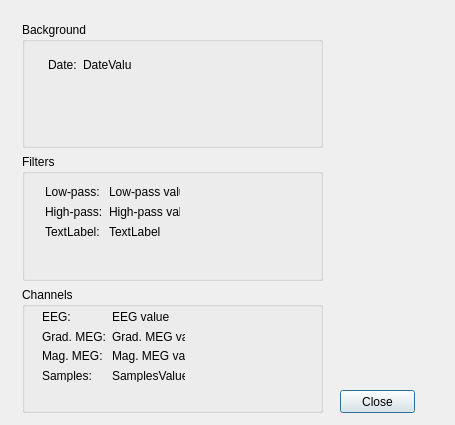
cibr-jyu/meggie, file UI/qt4Designer/infoDialog.ui: the form before one commit.
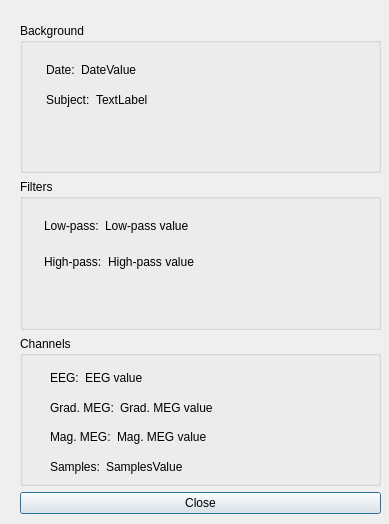
The form after the commit.

```diff
--- a/UI/qt4Designer/infoDialog.ui
+++ b/UI/qt4Designer/infoDialog.ui
@@ -6,8 +6,8 @@
    <rect>
     <x>0</x>
     <y>0</y>
-    <width>455</width>
-    <height>425</height>
+    <width>389</width>
+    <height>524</height>
    </rect>
   </property>
   <property name="sizePolicy">
@@ -19,28 +19,17 @@
   <property name="windowTitle">
    <string>Measurement info</string>
   </property>
-  <widget class="QPushButton" name="ButtonClose">
-   <property name="geometry">
-    <rect>
-     <x>340</x>
-     <y>390</y>
-     <width>75</width>
-     <height>23</height>
-    </rect>
-   </property>
-   <property name="text">
-    <string>Close</string>
-   </property>
-  </widget>
   <widget class="QWidget" name="">
    <property name="geometry">
     <rect>
-     <x>22</x>
-     <y>22</y>
-     <width>301</width>
-     <height>391</height>
+     <x>20</x>
+     <y>23</y>
+     <width>361</width>
+     <height>491</height>
     </rect>
    </property>
+   <layout class="QVBoxLayout" name="verticalLayout_5">
+    <item>
    <layout class="QVBoxLayout" name="verticalLayout">
     <item>
      <widget class="QGroupBox" name="metaBox">
@@ -52,10 +41,12 @@
         <rect>
          <x>26</x>
          <y>35</y>
-         <width>83</width>
-         <height>15</height>
-        </rect>
-       </property>
+           <width>271</width>
+           <height>54</height>
+          </rect>
+         </property>
+         <layout class="QVBoxLayout" name="verticalLayout_2">
+          <item>
        <layout class="QGridLayout" name="gridLayout_3">
         <item row="0" column="0">
          <widget class="QLabel" name="labelDate">
@@ -66,13 +57,48 @@
         </item>
         <item row="0" column="1">
          <widget class="QLabel" name="labelDateValue">
+              <property name="sizePolicy">
+               <sizepolicy hsizetype="Expanding" vsizetype="Preferred">
+                <horstretch>0</horstretch>
+                <verstretch>0</verstretch>
+               </sizepolicy>
+              </property>
           <property name="text">
            <string>DateValue</string>
           </property>
          </widget>
         </item>
        </layout>
-      </widget>
+          </item>
+          <item>
+           <layout class="QHBoxLayout" name="horizontalLayout">
+            <item>
+             <widget class="QLabel" name="labelSubject">
+              <property name="text">
+               <string>Subject:</string>
+              </property>
+             </widget>
+            </item>
+            <item>
+             <widget class="QLabel" name="labelSubjectValue">
+              <property name="sizePolicy">
+               <sizepolicy hsizetype="Expanding" vsizetype="Preferred">
+                <horstretch>0</horstretch>
+                <verstretch>0</verstretch>
+               </sizepolicy>
+              </property>
+              <property name="text">
+               <string>TextLabel</string>
+              </property>
+             </widget>
+            </item>
+           </layout>
+          </item>
+         </layout>
+        </widget>
+        <zorder>layoutWidget</zorder>
+        <zorder></zorder>
+        <zorder>filtersBox</zorder>
      </widget>
     </item>
     <item>
@@ -83,14 +109,16 @@
       <widget class="QWidget" name="">
        <property name="geometry">
         <rect>
-         <x>23</x>
-         <y>31</y>
-         <width>135</width>
-         <height>53</height>
-        </rect>
-       </property>
-       <layout class="QGridLayout" name="gridLayout_2">
-        <item row="0" column="0">
+           <x>24</x>
+           <y>32</y>
+           <width>272</width>
+           <height>65</height>
+          </rect>
+         </property>
+         <layout class="QVBoxLayout" name="verticalLayout_3">
+          <item>
+           <layout class="QHBoxLayout" name="horizontalLayout_3">
+            <item>
          <widget class="QLabel" name="labelLow">
           <property name="lineWidth">
            <number>1</number>
@@ -103,50 +131,47 @@
           </property>
          </widget>
         </item>
-        <item row="0" column="1">
+            <item>
          <widget class="QLabel" name="labelLowValue">
+              <property name="sizePolicy">
+               <sizepolicy hsizetype="Expanding" vsizetype="Preferred">
+                <horstretch>0</horstretch>
+                <verstretch>0</verstretch>
+               </sizepolicy>
+              </property>
           <property name="text">
            <string>Low-pass value</string>
           </property>
          </widget>
         </item>
-        <item row="1" column="0">
+           </layout>
+          </item>
+          <item>
+           <layout class="QHBoxLayout" name="horizontalLayout_2">
+            <item>
          <widget class="QLabel" name="labelHigh">
           <property name="text">
            <string>High-pass:</string>
           </property>
          </widget>
         </item>
-        <item row="1" column="1">
+            <item>
          <widget class="QLabel" name="labelHighValue">
+              <property name="sizePolicy">
+               <sizepolicy hsizetype="Expanding" vsizetype="Preferred">
+                <horstretch>0</horstretch>
+                <verstretch>0</verstretch>
+               </sizepolicy>
+              </property>
           <property name="text">
            <string>High-pass value</string>
           </property>
          </widget>
         </item>
-        <item row="2" column="0">
-         <widget class="QLabel" name="labelSfreq">
-          <property name="text">
-           <string>TextLabel:</string>
-          </property>
-         </widget>
-        </item>
-        <item row="2" column="1">
-         <widget class="QLabel" name="label_5">
-          <property name="text">
-           <string>TextLabel</string>
-          </property>
-         </widget>
-        </item>
-       </layout>
-      </widget>
-      <zorder>labelLow</zorder>
-      <zorder>labelHigh</zorder>
-      <zorder>labelSfreq</zorder>
-      <zorder>channelsBox</zorder>
-      <zorder>labelLowValue</zorder>
-      <zorder>labelHighValue</zorder>
-      <zorder>label_5</zorder>
+           </layout>
+          </item>
+         </layout>
+        </widget>
      </widget>
     </item>
     <item>
@@ -157,99 +182,125 @@
       <widget class="QWidget" name="">
        <property name="geometry">
         <rect>
-         <x>20</x>
-         <y>23</y>
-         <width>143</width>
-         <height>72</height>
-        </rect>
-       </property>
-       <layout class="QGridLayout" name="gridLayout">
-        <item row="0" column="0">
+           <x>30</x>
+           <y>30</y>
+           <width>261</width>
+           <height>112</height>
+          </rect>
+         </property>
+         <layout class="QVBoxLayout" name="verticalLayout_4">
+          <item>
+           <layout class="QHBoxLayout" name="horizontalLayout_4">
+            <item>
          <widget class="QLabel" name="labelEEG">
           <property name="text">
            <string>EEG:</string>
           </property>
          </widget>
         </item>
-        <item row="0" column="1">
+            <item>
          <widget class="QLabel" name="labelEEGValue">
+              <property name="sizePolicy">
+               <sizepolicy hsizetype="Expanding" vsizetype="Preferred">
+                <horstretch>0</horstretch>
+                <verstretch>0</verstretch>
+               </sizepolicy>
+              </property>
           <property name="text">
            <string>EEG value</string>
           </property>
          </widget>
         </item>
-        <item row="1" column="0">
+           </layout>
+          </item>
+          <item>
+           <layout class="QHBoxLayout" name="horizontalLayout_5">
+            <item>
          <widget class="QLabel" name="labelGradMEG">
           <property name="text">
            <string>Grad. MEG:</string>
           </property>
          </widget>
         </item>
-        <item row="1" column="1">
+            <item>
          <widget class="QLabel" name="labelGradMEGValue">
+              <property name="sizePolicy">
+               <sizepolicy hsizetype="Expanding" vsizetype="Preferred">
+                <horstretch>0</horstretch>
+                <verstretch>0</verstretch>
+               </sizepolicy>
+              </property>
           <property name="text">
            <string>Grad. MEG value</string>
           </property>
          </widget>
         </item>
-        <item row="2" column="0">
+           </layout>
+          </item>
+          <item>
+           <layout class="QHBoxLayout" name="horizontalLayout_6">
+            <item>
          <widget class="QLabel" name="labelMagMEG">
           <property name="text">
            <string>Mag. MEG:</string>
           </property>
          </widget>
         </item>
-        <item row="2" column="1">
+            <item>
          <widget class="QLabel" name="labelMagMEGValue">
+              <property name="sizePolicy">
+               <sizepolicy hsizetype="Expanding" vsizetype="Preferred">
+                <horstretch>0</horstretch>
+                <verstretch>0</verstretch>
+               </sizepolicy>
+              </property>
           <property name="text">
            <string>Mag. MEG value</string>
           </property>
          </widget>
         </item>
-        <item row="3" column="0">
+           </layout>
+          </item>
+          <item>
+           <layout class="QHBoxLayout" name="horizontalLayout_7">
+            <item>
          <widget class="QLabel" name="labelSamples">
           <property name="text">
            <string>Samples:</string>
           </property>
          </widget>
         </item>
-        <item row="3" column="1">
+            <item>
          <widget class="QLabel" name="labelSamplesValue">
+              <property name="sizePolicy">
+               <sizepolicy hsizetype="Expanding" vsizetype="Preferred">
+                <horstretch>0</horstretch>
+                <verstretch>0</verstretch>
+               </sizepolicy>
+              </property>
           <property name="text">
            <string>SamplesValue</string>
           </property>
          </widget>
         </item>
        </layout>
-      </widget>
-      <zorder>labelEEG</zorder>
-      <zorder>labelGradMEG</zorder>
-      <zorder>MagMEGBox</zorder>
-      <zorder>labelMagMEG</zorder>
-      <zorder>labelXY</zorder>
-      <zorder>labelEEGValue</zorder>
-      <zorder>labelGradMEGValue</zorder>
-      <zorder>labelMagMEGValue</zorder>
-      <zorder>labelXYValue</zorder>
-      <zorder>labelXYValue</zorder>
-      <zorder>labelMagMEGValue</zorder>
-      <zorder>labelEEGValue</zorder>
-      <zorder>labelGradMEGValue</zorder>
-      <zorder></zorder>
-      <zorder>labelSamples</zorder>
-      <zorder>labelSamplesValue</zorder>
-      <zorder>labelSamples</zorder>
-      <zorder>labelSamplesValue</zorder>
+          </item>
+         </layout>
+        </widget>
      </widget>
     </item>
    </layout>
-  </widget>
-  <zorder>filtersBox</zorder>
-  <zorder>channelsBox</zorder>
-  <zorder>metaBox</zorder>
-  <zorder>channelsBox</zorder>
-  <zorder>filtersBox</zorder>
-  <zorder></zorder>
+    </item>
+    <item>
+     <widget class="QPushButton" name="ButtonClose">
+      <property name="text">
+       <string>Close</string>
+      </property>
+     </widget>
+    </item>
+   </layout>
+  </widget>
+  <zorder>layoutWidget</zorder>
   <zorder>ButtonClose</zorder>
  </widget>
  <resources/>
```
Lines whose indentation alone changed are shown as unchanged.
